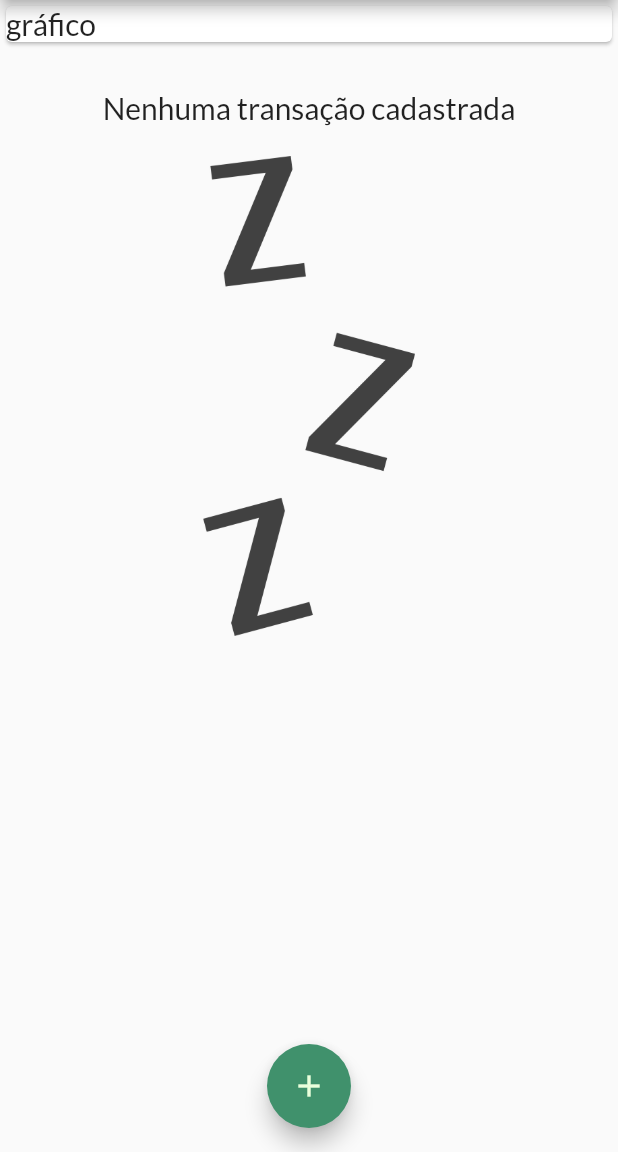
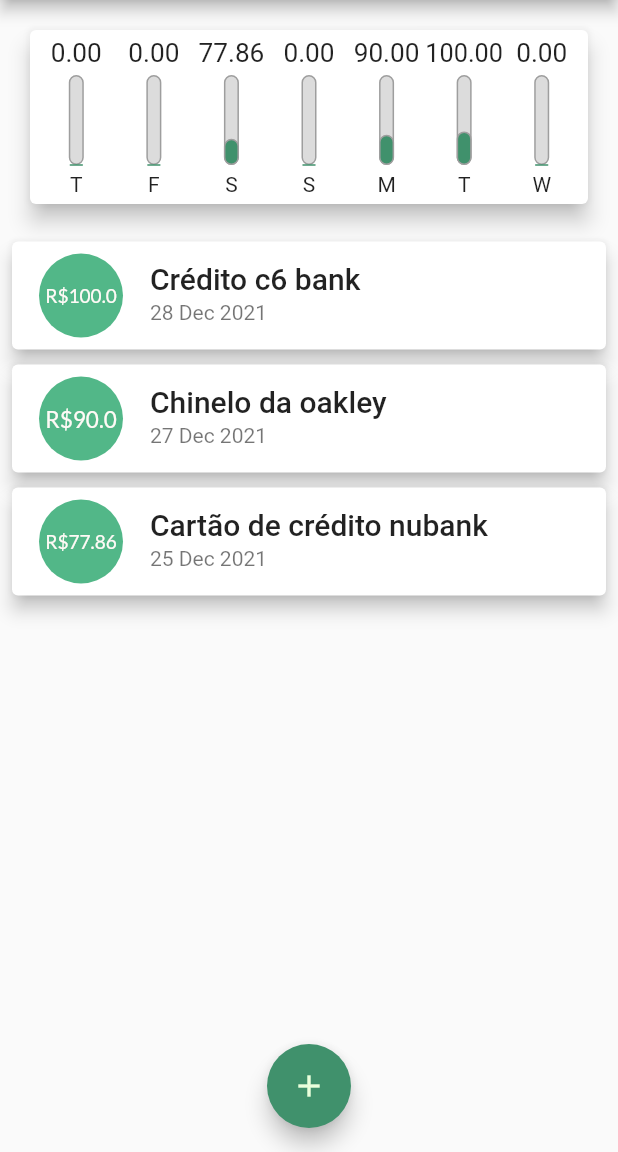
Before and after one commit to 5gMurilo/despesasPessoais, a Flutter app: the screen it shows after launch, on a phone screen of 412 x 824 dp, the part 84-1236 px from its top. Run offline on Flutter 3.47's test engine with Material 2 defaults, Android fonts, the phone set to English and light mode, and no system bars.

Commit message:
new card style, ordering week days (from left to rigth), Title style, chart created and implemented

```diff
--- /dev/null
+++ b/lib/components/chart.dart
@@ -0,0 +1,71 @@
+import 'package:despesas_pessoais/components/chart_bar.dart';
+import 'package:despesas_pessoais/models/transaction.dart';
+import 'package:flutter/material.dart';
+import 'package:intl/intl.dart';
+
+class Chart extends StatelessWidget {
+  const Chart(this.recentTransactions);
+
+  final List<Transaction> recentTransactions;
+
+  List<Map<String, Object>> get groupedTransactions {
+    return List.generate(7, (index) {
+      final weekDay = DateTime.now().subtract(
+        Duration(
+          days: index,
+        ),
+      );
+
+      double totalSum = 0;
+
+      for (var transactions in recentTransactions) {
+        bool sameDay = transactions.date.day == weekDay.day;
+        bool sameMonth = transactions.date.month == weekDay.month;
+        bool sameYear = transactions.date.year == weekDay.year;
+
+        if (sameDay && sameMonth && sameYear) {
+          totalSum += transactions.value;
+        }
+      }
+
+      print(DateFormat.E().format(weekDay)[0]);
+      print(totalSum);
+
+      return {
+        'day': DateFormat.E().format(weekDay)[0],
+        'value': totalSum,
+      };
+    }).reversed.toList();
+  }
+
+  double get _weekTotalExpenses {
+    return groupedTransactions.fold(0.0, (previousValue, element) {
+      return previousValue + (element['value'] as double);
+    });
+  }
+
+  @override
+  Widget build(BuildContext context) {
+    groupedTransactions;
+    return Card(
+      elevation: 6,
+      margin: EdgeInsets.all(20),
+      child: Padding(
+        padding: const EdgeInsets.all(5.0),
+        child: Row(
+          mainAxisAlignment: MainAxisAlignment.spaceAround,
+          children: [
+            ...groupedTransactions.map((tr) {
+              return Expanded(
+                child: ChartBar(
+                    valorGasto: double.parse(tr['value'].toString()),
+                    label: tr['day'].toString(),
+                    percent: (tr['value'] as double) / _weekTotalExpenses),
+              );
+            })
+          ],
+        ),
+      ),
+    );
+  }
+}
--- /dev/null
+++ b/lib/components/chart_bar.dart
@@ -0,0 +1,67 @@
+import 'package:despesas_pessoais/components/chart.dart';
+import 'package:flutter/material.dart';
+
+class ChartBar extends StatelessWidget {
+  final double valorGasto;
+  final String label;
+  final double percent;
+
+  const ChartBar({
+    required this.valorGasto,
+    required this.label,
+    required this.percent,
+  });
+
+  @override
+  Widget build(BuildContext context) {
+    return Column(
+      children: [
+        Container(
+          height: 20,
+          child: FittedBox(
+            child: Text('${valorGasto.toStringAsFixed(2)}'),
+          ),
+        ),
+        SizedBox(
+          height: 5,
+        ),
+        Container(
+          height: 60,
+          width: 10,
+          child: Stack(
+            alignment: Alignment.bottomCenter,
+            children: [
+              Container(
+                decoration: BoxDecoration(
+                  border: Border.all(
+                    color: Colors.grey,
+                    width: 1.0,
+                  ),
+                  color: Color.fromRGBO(220, 220, 220, 1),
+                  borderRadius: BorderRadius.circular(6),
+                ),
+              ),
+              FractionallySizedBox(
+                heightFactor: percent,
+                child: Container(
+                  decoration: BoxDecoration(
+                    border: Border.all(
+                      color: Colors.grey,
+                      width: 1.0,
+                    ),
+                    color: Theme.of(context).colorScheme.secondary,
+                    borderRadius: BorderRadius.circular(6),
+                  ),
+                ),
+              )
+            ],
+          ),
+        ),
+        SizedBox(
+          height: 5,
+        ),
+        Text(label)
+      ],
+    );
+  }
+}
--- a/lib/components/transaction_list.dart
+++ b/lib/components/transaction_list.dart
@@ -40,45 +40,25 @@ class TransactionList extends StatelessWidget {
                 final transac = transactions[index];
 
                 return Card(
-                  child: Row(
-                    children: [
-                      Container(
-                        margin: const EdgeInsets.symmetric(
-                          horizontal: 15,
-                          vertical: 10,
-                        ),
-                        decoration: BoxDecoration(
-                          border: Border.all(
-                            color: Theme.of(context).colorScheme.secondary,
-                            width: 2,
-                          ),
-                        ),
-                        padding: const EdgeInsets.all(10),
-                        child: Text(
-                          'R\$ ${transac.value.toStringAsFixed(2)}',
-                          style: TextStyle(
-                              fontWeight: FontWeight.bold,
-                              fontSize: 20,
-                              color: Theme.of(context).colorScheme.primary),
+                  elevation: 5,
+                  margin: EdgeInsets.symmetric(vertical: 5, horizontal: 8),
+                  child: ListTile(
+                    leading: CircleAvatar(
+                      radius: 30,
+                      backgroundColor: Theme.of(context).colorScheme.primary,
+                      foregroundColor: Theme.of(context).colorScheme.onPrimary,
+                      child: Padding(
+                        padding: const EdgeInsets.all(6.2),
+                        child: FittedBox(
+                          child: Text('R\$${transac.value}'),
                         ),
                       ),
-                      Column(
-                        crossAxisAlignment: CrossAxisAlignment.start,
-                        children: [
-                          Text(transac.title,
-                              style: const TextStyle(
-                                fontSize: 16,
-                                fontWeight: FontWeight.bold,
-                              )),
-                          Text(
-                            DateFormat('d MMM y').format(transac.date),
-                            style: TextStyle(
-                              color: Colors.grey[500],
-                            ),
-                          ),
-                        ],
-                      )
-                    ],
+                    ),
+                    title: Text(
+                      transac.title,
+                      style: Theme.of(context).textTheme.headline6,
+                    ),
+                    subtitle: Text(DateFormat('d MMM y').format(transac.date)),
                   ),
                 );
               },
--- a/lib/main.dart
+++ b/lib/main.dart
@@ -1,4 +1,5 @@
 import 'dart:math';
+import 'package:despesas_pessoais/components/chart.dart';
 import 'package:despesas_pessoais/components/transaction_form.dart';
 import 'package:flutter/material.dart';
 import 'models/transaction.dart';
@@ -24,6 +25,12 @@ class ExpensesApp extends StatelessWidget {
           onSecondary: Color.fromARGB(255, 234, 255, 220),
         ),
         fontFamily: 'Lato',
+        textTheme: ThemeData.light().textTheme.copyWith(
+              headline1: const TextStyle(
+                fontFamily: 'Lato',
+                fontWeight: FontWeight.bold,
+              ),
+            ),
         appBarTheme: AppBarTheme(
           toolbarTextStyle: ThemeData.light().textTheme.copyWith().bodyText1,
           titleTextStyle: ThemeData.light()
@@ -50,17 +57,30 @@ class _MyHomePageState extends State<MyHomePage> {
   final String _appTitle = 'Despesas pessoais';
 
   final List<Transaction> _transactions = [
-    // Transaction(
-    //     id: '1',
-    //     title: 'Chinelo da oakley',
-    //     value: 90.00,
-    //     date: DateTime.now()),
-    // Transaction(
-    //     id: '2',
-    //     title: 'Cartão de crédito nubank',
-    //     value: 77.86,
-    //     date: DateTime(2021, 12, 10))
+    Transaction(
+        id: '0',
+        title: 'Crédito c6 bank',
+        value: 100.00,
+        date: DateTime.now().subtract(Duration(days: 1))),
+    Transaction(
+        id: '1',
+        title: 'Chinelo da oakley',
+        value: 90.00,
+        date: DateTime.now().subtract(Duration(days: 2))),
+    Transaction(
+        id: '2',
+        title: 'Cartão de crédito nubank',
+        value: 77.86,
+        date: DateTime.now().subtract(Duration(days: 4)))
   ];
+
+  List<Transaction> get _recentTransactions {
+    return _transactions.where((tr) {
+      return tr.date.isAfter(DateTime.now().subtract(
+        const Duration(days: 7),
+      ));
+    }).toList();
+  }
 
   _openTansactionFormModal(BuildContext context) {
     showModalBottomSheet(
@@ -108,22 +128,14 @@ class _MyHomePageState extends State<MyHomePage> {
         child: Column(
           crossAxisAlignment: CrossAxisAlignment.stretch,
           children: [
-            Container(
-              width: double.infinity,
-              child: const Card(
-                child: Text(
-                  'gráfico',
-                  style: TextStyle(fontSize: 20),
-                ),
-              ),
-            ),
+            Chart(_recentTransactions),
             TransactionList(_transactions),
           ],
         ),
       ),
       floatingActionButton: FloatingActionButton(
         onPressed: () => _openTansactionFormModal(context),
-        child: Icon(
+        child: const Icon(
           Icons.add,
         ),
       ),
```
